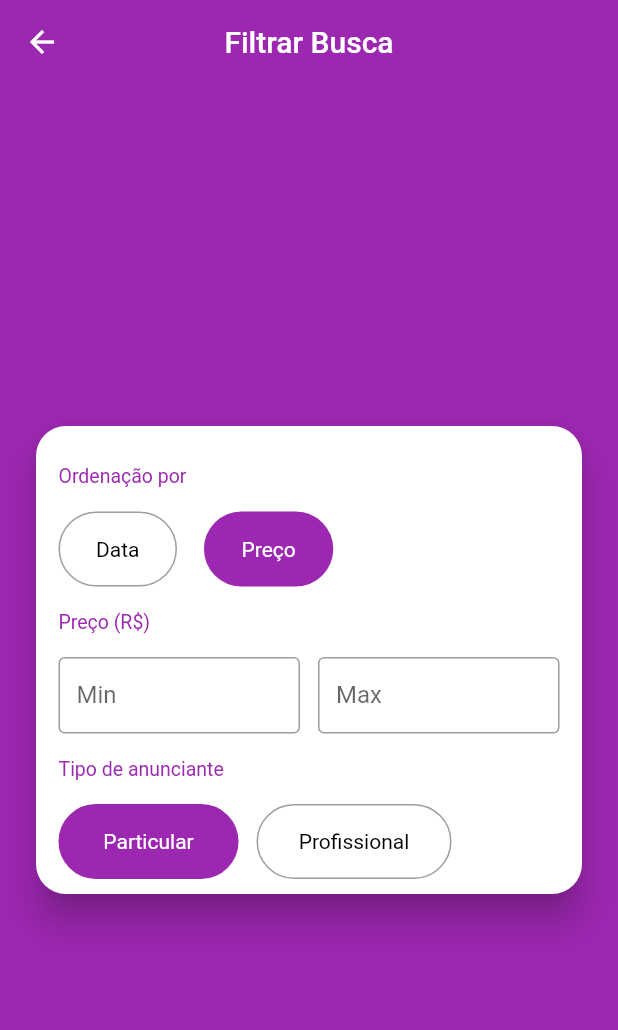
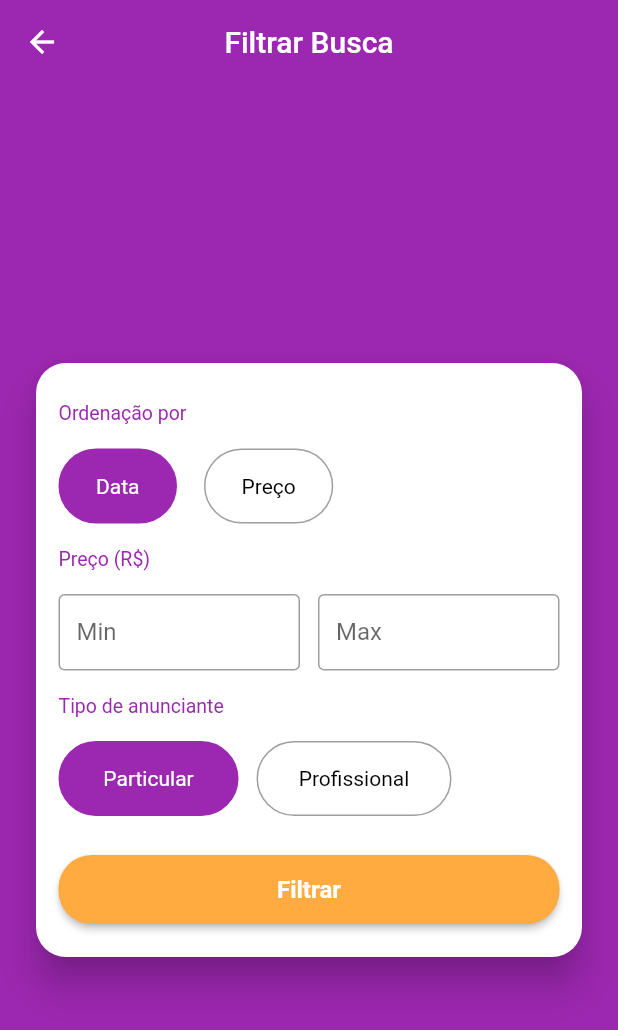
Before and after one commit to ClodoaldoRibeiro/xlo_app, a Flutter app: the FilterScreen screen opened directly, on a phone screen of 412 x 824 dp. Shown: the top 1030 px of the screen. Run offline on Flutter 3.47's test engine with Material 2 defaults, Android fonts, the phone set to English and light mode, and no system bars; our stand-ins replace brasil_fields, dio, flutter_mobx, get_it, image_cropper, image_picker and 3 more; accounts and stored records are empty; generated files the repository leaves out were written again; network calls fail; statements that could not run were skipped.

Commit message:
Construindo filtros

```diff
--- a/lib/screens/filter/filter_screen.dart
+++ b/lib/screens/filter/filter_screen.dart
@@ -1,11 +1,15 @@
 import 'package:flutter/material.dart';
+import 'package:flutter_mobx/flutter_mobx.dart';
+import 'package:get_it/get_it.dart';
 import 'package:xlo_app/screens/filter/components/orderby_field.dart';
 import 'package:xlo_app/screens/filter/components/price_range_field.dart';
 import 'package:xlo_app/screens/filter/components/vendor_type_field.dart';
+import 'package:xlo_app/screens/widgets/xlo_raise_button.dart';
 import 'package:xlo_app/stores/filter_store.dart';
+import 'package:xlo_app/stores/home_store.dart';
 
 class FilterScreen extends StatelessWidget {
-  final FilterStore filter = FilterStore();
+  final FilterStore filter = GetIt.I<HomeStore>().clonedFilter;
 
   @override
   Widget build(BuildContext context) {
@@ -31,6 +35,23 @@ class FilterScreen extends StatelessWidget {
                   OrderByField(filter: filter),
                   PriceRangeField(filter: filter),
                   VendorTypeField(filter: filter),
+                  Observer(
+                    builder: (context) {
+                      return XLORaiseButton(
+                        child: Text(
+                          "Filtrar",
+                          style: TextStyle(
+                              fontWeight: FontWeight.w600, fontSize: 16),
+                        ),
+                        pressed: filter.isFormValid
+                            ? () {
+                                filter.save();
+                                Navigator.of(context).pop();
+                              }
+                            : null,
+                      );
+                    },
+                  ),
                 ],
               ),
             ),
--- a/lib/screens/widgets/xlo_raise_button.dart
+++ b/lib/screens/widgets/xlo_raise_button.dart
@@ -11,7 +11,7 @@ class XLORaiseButton extends StatelessWidget {
   @override
   Widget build(BuildContext context) {
     return Container(
-      height: 44,
+      height: 46,
       margin: EdgeInsets.only(top: 26, bottom: 12),
       child: RaisedButton(
         shape: RoundedRectangleBorder(
```
Also changed, not shown: lib/stores/filter_store.dart (+25 -0 lines), lib/stores/home_store.dart (+13 -0 lines), lib/stores/filter_store.g.dart, lib/stores/home_store.g.dart.
